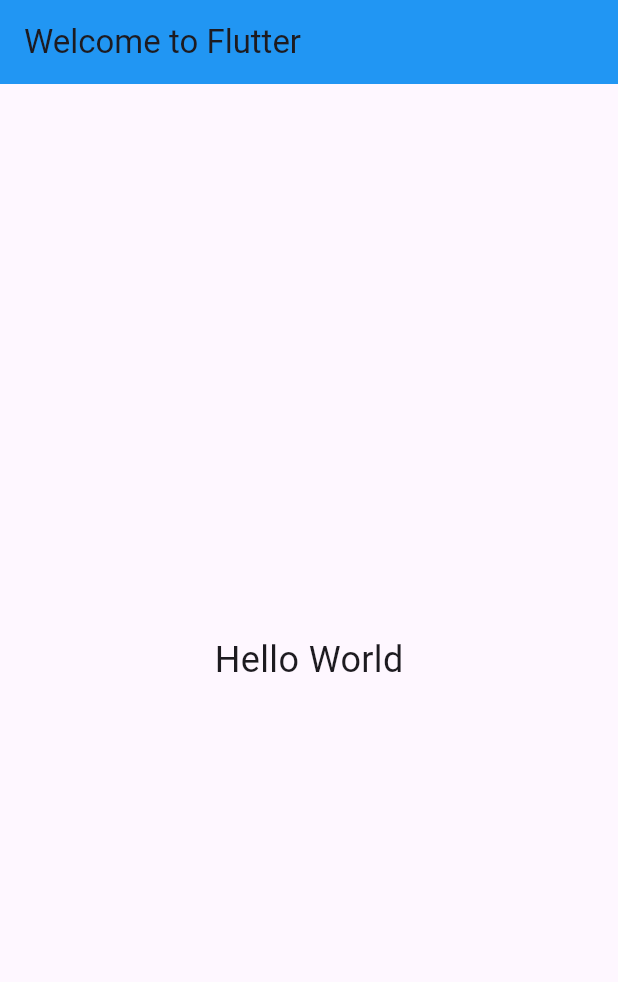
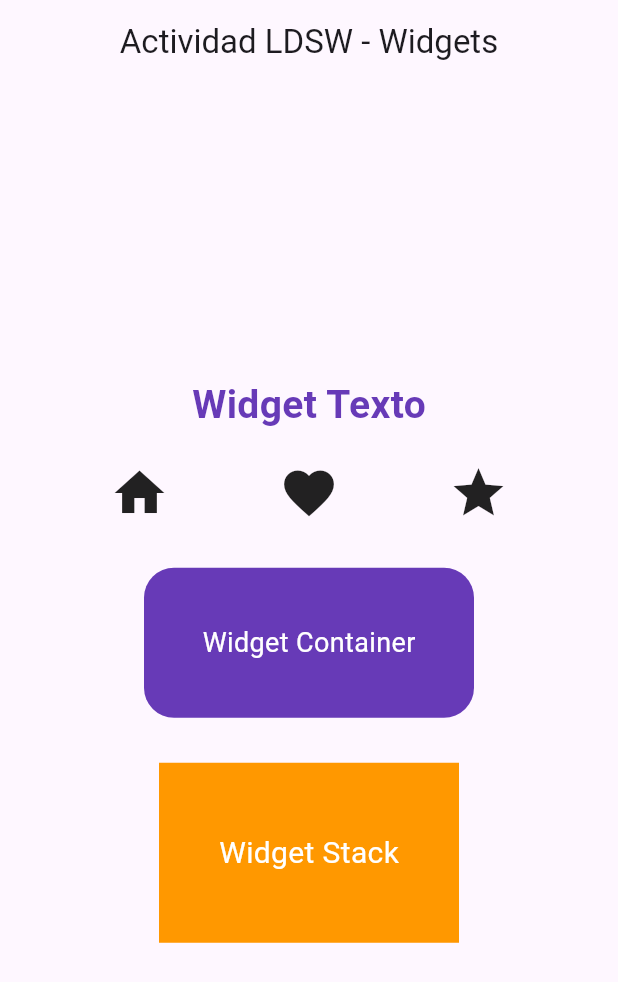
Before and after one commit to lcastro870103-maker/app_vscode, a Flutter app: the screen it shows after launch, on a phone screen of 412 x 824 dp. Shown: the top 982 px of the screen. Run offline on Flutter 3.47's test engine with Material 3 defaults, Android fonts, the phone set to English and light mode, and no system bars.

Commit message:
Actividad LDSW Widgets Flutter

```diff
--- a/lib/main.dart
+++ b/lib/main.dart
@@ -1,27 +1,95 @@
 import 'package:flutter/material.dart';
 
 void main() {
-  runApp(const MiAppHelloWorld());
+  runApp(const MyApp());
 }
 
-class MiAppHelloWorld extends StatelessWidget {
-  const MiAppHelloWorld({super.key});
+class MyApp extends StatelessWidget {
+  const MyApp({super.key});
 
   @override
   Widget build(BuildContext context) {
     return MaterialApp(
-      debugShowCheckedModeBanner: false, // Quita la etiqueta roja de "Debug"
-      home: Scaffold(
-        appBar: AppBar(
-          title: const Text('Welcome to Flutter'),
-          backgroundColor: Colors.blue, // Un color para que resalte el título
-        ),
-        body: const Center(
-          child: Text(
-            'Hello World',
-            style: TextStyle(fontSize: 24), // Un tamaño de letra legible
+      debugShowCheckedModeBanner: false,
+      home: const HomePage(),
+    );
+  }
+}
+
+class HomePage extends StatelessWidget {
+  const HomePage({super.key});
+
+  @override
+  Widget build(BuildContext context) {
+    return Scaffold(
+      appBar: AppBar(
+        title: const Text("Actividad LDSW - Widgets"),
+        centerTitle: true,
+      ),
+      body: Column(
+        mainAxisAlignment: MainAxisAlignment.center,
+        children: [
+
+          /// TEXT
+          const Text(
+            "Widget Texto",
+            style: TextStyle(
+              fontSize: 26,
+              fontWeight: FontWeight.bold,
+              color: Colors.deepPurple,
+            ),
           ),
-        ),
+
+          const SizedBox(height: 20),
+
+          /// ROW
+          Row(
+            mainAxisAlignment: MainAxisAlignment.spaceEvenly,
+            children: const [
+              Icon(Icons.home, size: 40),
+              Icon(Icons.favorite, size: 40),
+              Icon(Icons.star, size: 40),
+            ],
+          ),
+
+          const SizedBox(height: 30),
+
+          /// CONTAINER
+          Container(
+            width: 220,
+            height: 100,
+            alignment: Alignment.center,
+            decoration: BoxDecoration(
+              color: Colors.deepPurple,
+              borderRadius: BorderRadius.circular(20),
+            ),
+            child: const Text(
+              "Widget Container",
+              style: TextStyle(color: Colors.white, fontSize: 18),
+            ),
+          ),
+
+          const SizedBox(height: 30),
+
+          /// STACK
+          Stack(
+            alignment: Alignment.center,
+            children: [
+              Container(
+                width: 200,
+                height: 120,
+                color: Colors.orange,
+              ),
+              const Text(
+                "Widget Stack",
+                style: TextStyle(
+                  fontSize: 20,
+                  color: Colors.white,
+                ),
+              ),
+            ],
+          ),
+        ],
       ),
     );
   }
```
